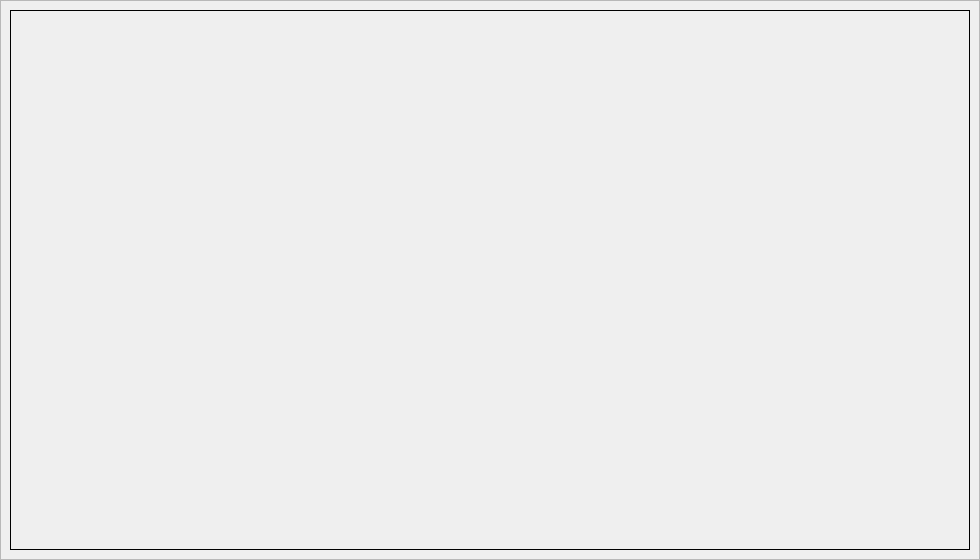
First picture: the form in gtk/video_frame.ui, repository lukeremy/vehicle_detection, before the edit.
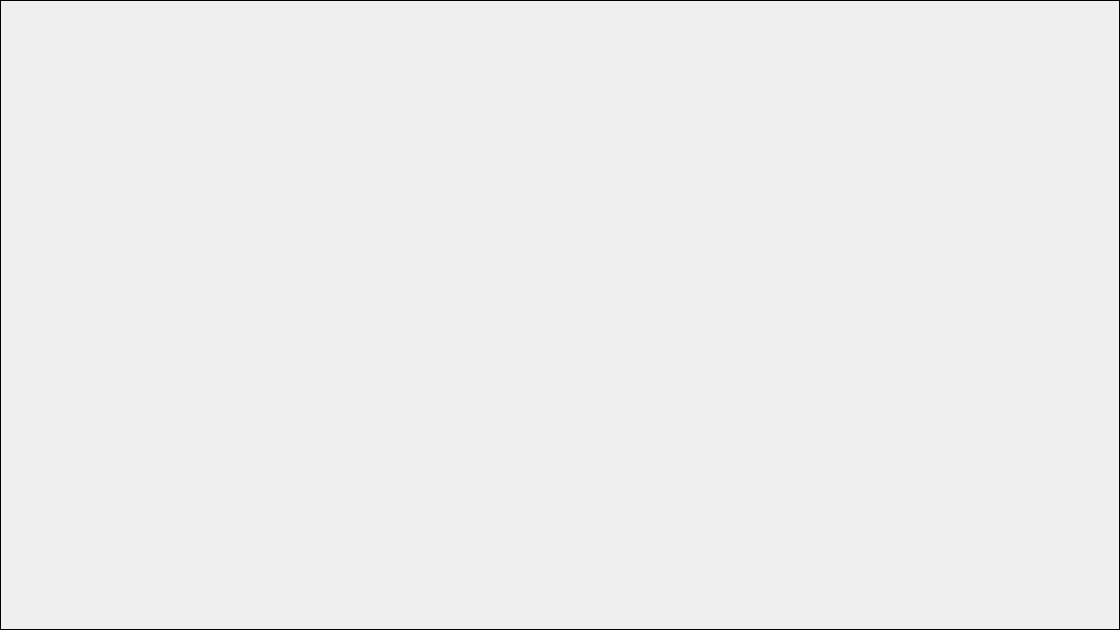
Second picture: the form after the edit.

Patch:
```diff
--- a/gtk/video_frame.ui
+++ b/gtk/video_frame.ui
@@ -6,8 +6,8 @@
    <rect>
     <x>0</x>
     <y>0</y>
-    <width>980</width>
-    <height>560</height>
+    <width>1120</width>
+    <height>630</height>
    </rect>
   </property>
   <property name="windowTitle">
@@ -22,10 +22,10 @@
   <widget class="QLabel" name="video_frame">
    <property name="geometry">
     <rect>
-     <x>10</x>
-     <y>10</y>
-     <width>960</width>
-     <height>540</height>
+     <x>0</x>
+     <y>0</y>
+     <width>1120</width>
+     <height>630</height>
     </rect>
    </property>
    <property name="frameShape">
```
